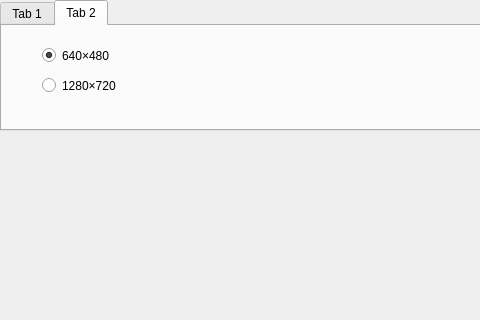
JunyaUeda/FoodAR, file FoodModification/View/mainWindow.ui: the form before one commit; both pictures show x 0 to 480 and y 0 to 320 of the 800 by 600 pixel window.
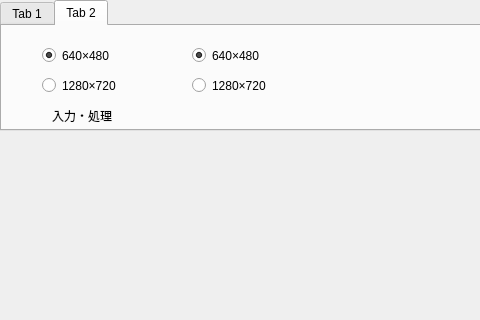
The form after the commit. The open tabs and pages were chosen to show the change.

The edit to the form file:
```diff
--- a/FoodModification/View/mainWindow.ui
+++ b/FoodModification/View/mainWindow.ui
@@ -167,6 +167,54 @@
        <string notr="true">buttonGroup_captureSize</string>
       </attribute>
      </widget>
+     <widget class="QLabel" name="label">
+      <property name="geometry">
+       <rect>
+        <x>50</x>
+        <y>80</y>
+        <width>81</width>
+        <height>20</height>
+       </rect>
+      </property>
+      <property name="text">
+       <string>入力・処理</string>
+      </property>
+     </widget>
+     <widget class="QRadioButton" name="radioButton_dstSizeSmall">
+      <property name="geometry">
+       <rect>
+        <x>190</x>
+        <y>20</y>
+        <width>105</width>
+        <height>19</height>
+       </rect>
+      </property>
+      <property name="text">
+       <string>640×480</string>
+      </property>
+      <property name="checked">
+       <bool>true</bool>
+      </property>
+      <attribute name="buttonGroup">
+       <string notr="true">buttonGroup_dstSize</string>
+      </attribute>
+     </widget>
+     <widget class="QRadioButton" name="radioButton_dstSizeLarge">
+      <property name="geometry">
+       <rect>
+        <x>190</x>
+        <y>50</y>
+        <width>105</width>
+        <height>19</height>
+       </rect>
+      </property>
+      <property name="text">
+       <string>1280×720</string>
+      </property>
+      <attribute name="buttonGroup">
+       <string notr="true">buttonGroup_dstSize</string>
+      </attribute>
+     </widget>
     </widget>
    </widget>
   </widget>
```
Left out of the diff: 35 changed lines with no effect on the pictures.
